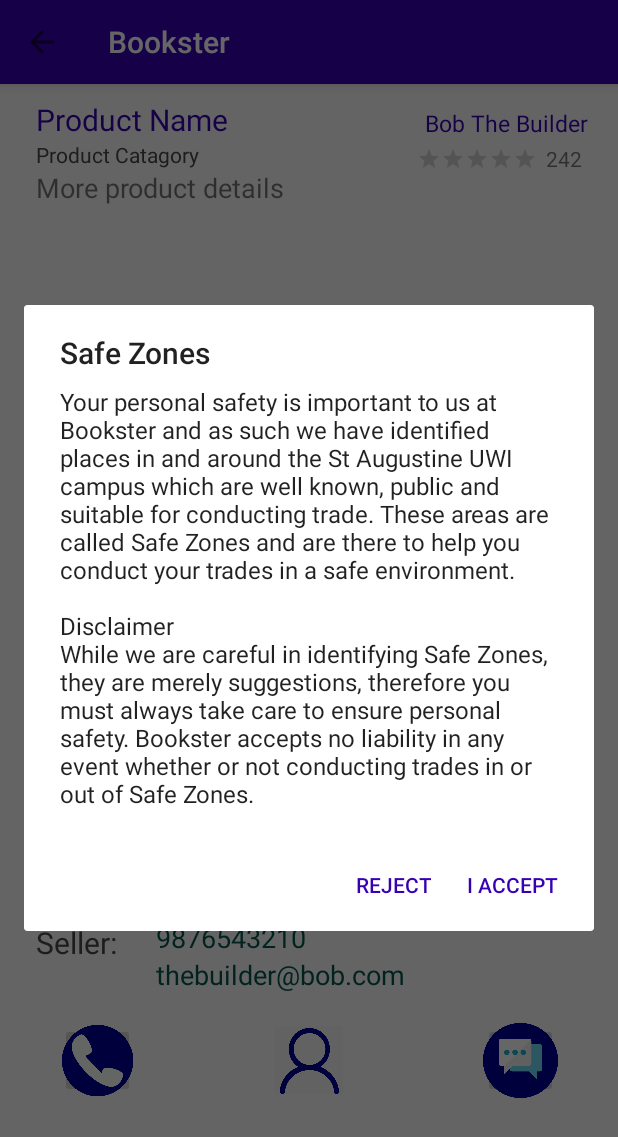
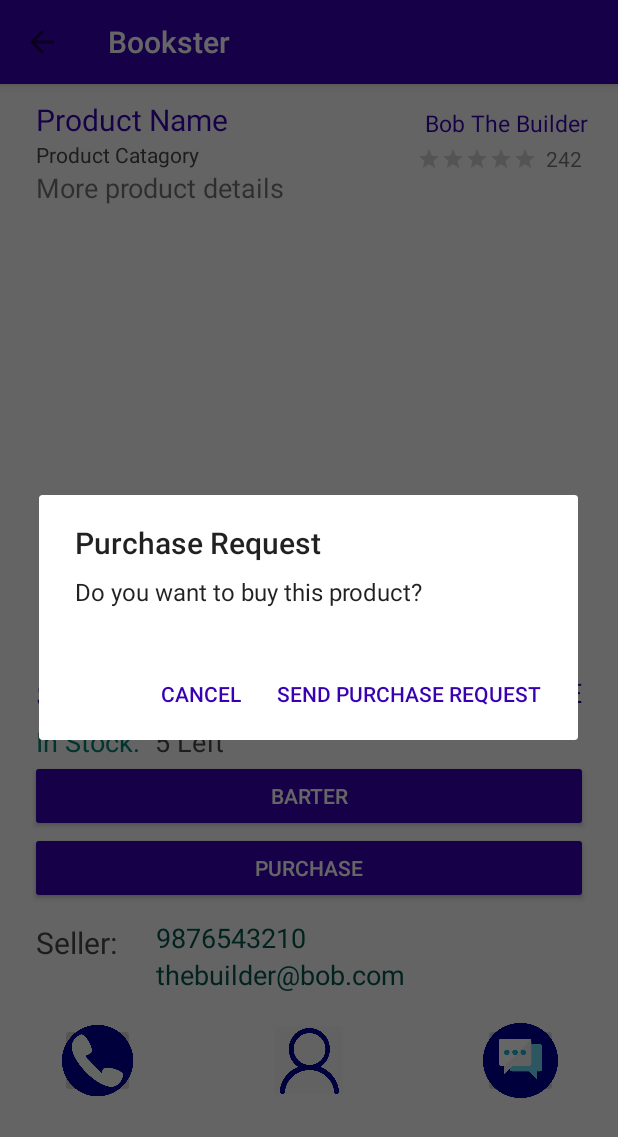
Before and after one commit to thriston/complete_version1, an Android app: the ProductDetailsActivity screen opened directly, with no data from a screen before it, after a tap on "PURCHASE", on a phone screen of 412 x 824 dp. Shown: the top 1137 px of the screen. Run offline under Robolectric (Android 15) with nearby library versions, the phone set to English and light mode, and no system bars; our stand-ins replace Firebase (no records; nobody signed in at launch, a user with empty details on screens opened directly); 15 statements that could not run were skipped.

Commit message:
Purchase Request Dialog added

```diff
--- a/app/src/main/java/com/example/bookster/ProductDetailsActivity.java
+++ b/app/src/main/java/com/example/bookster/ProductDetailsActivity.java
@@ -32,7 +32,7 @@ import java.util.ArrayList;
 
 public class ProductDetailsActivity extends AppCompatActivity {
 
-    AlertDialog safeZoneDisclaimer;
+    AlertDialog safeZoneDisclaimer, purchaseRequestDialog;
     ViewPager viewPager;
     ProductPictureSlider adapter;
     private  int REQUEST_CODE =1;
@@ -66,7 +66,6 @@ public class ProductDetailsActivity extends AppCompatActivity {
             });
         }
     }
-
 
 
     @Override
@@ -121,9 +120,6 @@ public class ProductDetailsActivity extends AppCompatActivity {
         }
 
         //System.out.println("MAIN URL: "+product.getMainImage());
-
-
-
 
 
 
@@ -220,9 +216,6 @@ public class ProductDetailsActivity extends AppCompatActivity {
 
 
 
-
-
-
         sellerName.setText(product.getSeller().getFullname());
         sellerContact.setText(product.getSeller().getContact());
         sellerEmail.setText(product.getSeller().getEmail());
@@ -266,8 +259,36 @@ public class ProductDetailsActivity extends AppCompatActivity {
         });
 
         //For SafeZone Disclaimer Alert
+        purchaseRequestDialog = new AlertDialog.Builder(ProductDetailsActivity.this).create();
+        purchaseRequestDialog.setTitle("Purchase Request");
+        purchaseRequestDialog.setMessage("Do you want to buy this product?");
+        purchaseRequestDialog.setButton(DialogInterface.BUTTON_POSITIVE, "Send Purchase Request", new DialogInterface.OnClickListener() {
+            @Override
+            public void onClick(DialogInterface dialog, int which) {
+                Toast.makeText(ProductDetailsActivity.this, "Purchase Request Sent...", Toast.LENGTH_LONG).show();
+                // TO PURCHASE REQUESTS
+                safeZoneDisclaimer.show();
+                //
+                dialog.dismiss();;
+            }
+        });
+        purchaseRequestDialog.setButton(DialogInterface.BUTTON_NEGATIVE, "Cancel", new DialogInterface.OnClickListener() {
+            @Override
+            public void onClick(DialogInterface dialog, int which) {
+                Toast.makeText(ProductDetailsActivity.this, "Canceled...", Toast.LENGTH_LONG).show();
+                dialog.dismiss();
+            }
+        });
+        Button purchaseBtn = findViewById(R.id.purchaseRequestBtn);
+        purchaseBtn.setOnClickListener(new View.OnClickListener() {
+            @Override
+            public void onClick(View v) {
+                purchaseRequestDialog.show();
+            }
+        });
+
         safeZoneDisclaimer = new AlertDialog.Builder(ProductDetailsActivity.this).create();
-        safeZoneDisclaimer.setTitle("Safe Zones");
+        safeZoneDisclaimer.setTitle("Safe /''Zones");
         safeZoneDisclaimer.setMessage("Your personal safety is important to us at Bookster and as such we have identified places in and around the St Augustine UWI campus which are well known, public and suitable for conducting trade. These areas are called Safe Zones and are there to help you conduct your trades in a safe environment.\n" +
                 "\nDisclaimer\n" +
                 "While we are careful in identifying Safe Zones, they are merely suggestions, therefore you must always take care to ensure personal safety. Bookster accepts no liability in any event whether or not conducting trades in or out of Safe Zones.\n");
@@ -276,6 +297,7 @@ public class ProductDetailsActivity extends AppCompatActivity {
             public void onClick(DialogInterface dialog, int which) {
                 Toast.makeText(ProductDetailsActivity.this, "Accepted...", Toast.LENGTH_LONG).show();
                 // TO PURCHASE REQUESTS
+                purchaseRequestDialog.show();
                 Intent i = new Intent(ProductDetailsActivity.this, MainActivity.class);
                 dialog.dismiss();
                 startActivity(i);
@@ -288,15 +310,15 @@ public class ProductDetailsActivity extends AppCompatActivity {
                 dialog.dismiss();
             }
         });
-        Button purchaseBtn = findViewById(R.id.purchaseRequestBtn);
-        purchaseBtn.setOnClickListener(new View.OnClickListener() {
-            @Override
-            public void onClick(View v) {
-                safeZoneDisclaimer.show();
-//                Intent i = new Intent(ProductDetailsActivity.this, .class);
-//                startActivity(i);
-            }
-        });
+//        Button purchaseBtn = findViewById(R.id.purchaseRequestBtn);
+//        purchaseBtn.setOnClickListener(new View.OnClickListener() {
+//            @Override
+//            public void onClick(View v) {
+//                safeZoneDisclaimer.show();
+////                Intent i = new Intent(ProductDetailsActivity.this, .class);
+////                startActivity(i);
+//            }
+//        });
     }
 
     public void updateViews()
```
